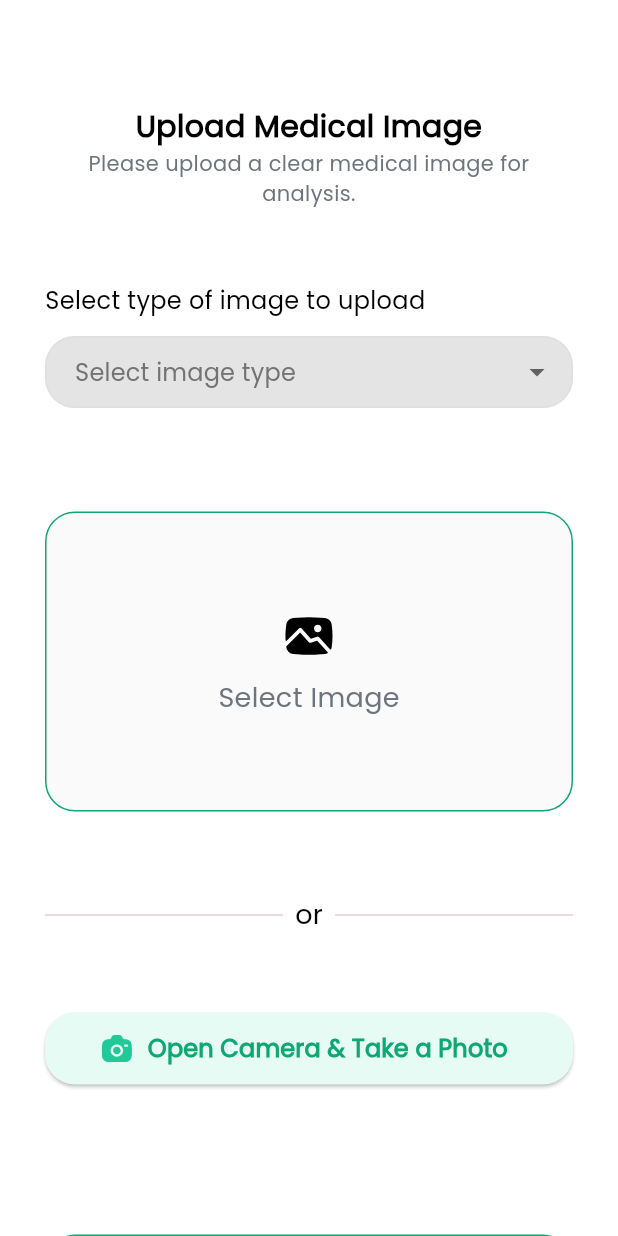
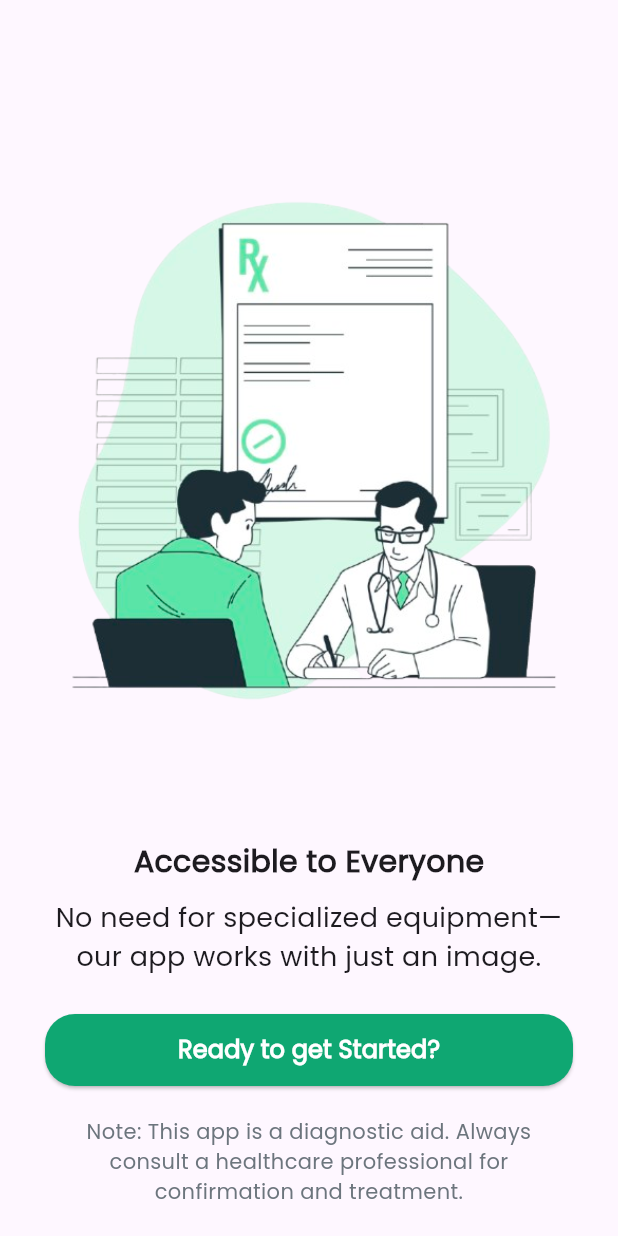
Before and after one commit to Tabithamutinda/cura-vision-mobile, a Flutter app: the screen it shows after launch, on a phone screen of 412 x 824 dp. Run offline on Flutter 3.47's test engine with Material 3 defaults, Android fonts, the light colour scheme and no system bars; our stand-ins replace dio, flutter_svg, get, image_picker; statements that could not run were skipped; project files that could hold a hidden picture were left out.

Commit message:
Update code

```diff
--- a/lib/helpers/constants.dart
+++ b/lib/helpers/constants.dart
@@ -7,7 +7,7 @@ class Constants {
   static const int appFillColor = 0XFFD9D9D9;
   static const int appDividerColor = 0XFFE9CDCD;
   static const int appbackgroundColor = 0XFFF5F3F3;
-  static const String ENDPOINT = "https://03cd-105-163-156-167.ngrok-free.app";
+  static const String ENDPOINT = "https://db92-105-163-157-134.ngrok-free.app";
   static const int appDarkGrey = 0XFF1E1E1E69;
   static const int appOrange = 0XFFF4A261;
 }
--- a/lib/pages/home_page.dart
+++ b/lib/pages/home_page.dart
@@ -40,8 +40,7 @@ class _HomepageState extends State<Homepage> {
   }
 
   analyzeTBImage() async {
-    WidgetHelper.loadingDialog(
-        title: 'Please wait', message: 'Analysing Xray');
+    WidgetHelper.loadingDialog(title: 'Please wait', message: 'Analysing Xray');
     await diagnosisController.predictTuberculosisXray().then((value) {
       Get.back();
       if (!value) {
@@ -156,8 +155,19 @@ class _HomepageState extends State<Homepage> {
                   diagnosisController.selected.value = '';
                 },
               ),
-              diagnosisController.imageType.value == 'Malaria' ?
-              Column(
+              Obx(()=>diagnosisController.imageType.value.isEmpty
+                  ? const Column(
+                      children: [
+                        SizedBox(
+                          height: 100,
+                        ),
+                        Center(
+                          child: Text('Select image type to proceed'),
+                        ),
+                      ],
+                    )
+                  : diagnosisController.imageType.value == 'Malaria'
+                      ? Column(
                           crossAxisAlignment: CrossAxisAlignment.center,
                           children: [
                             const SizedBox(
@@ -166,36 +176,46 @@ class _HomepageState extends State<Homepage> {
                             GestureDetector(
                               onTap: () => _pickImage(ImageSource.gallery),
                               child: Obx(
-                      ()=> Container(
+                                () => Container(
                                   height: 200,
                                   width: MediaQuery.of(context).size.width,
                                   decoration: BoxDecoration(
                                       border: Border.all(
-                                color: const Color(Constants.appPrimaryColor),
+                                          color: const Color(
+                                              Constants.appPrimaryColor),
                                           width: 1),
-                            borderRadius:
-                                BorderRadius.circular(20), // Rounded corners
-                            color: const Color(Constants.appbackgroundColor)
-                                .withOpacity(0.4) // Light grey background
+                                      borderRadius: BorderRadius.circular(
+                                          20), // Rounded corners
+                                      color: const Color(
+                                              Constants.appbackgroundColor)
+                                          .withOpacity(
+                                              0.4) // Light grey background
                                       ),
-                        child: diagnosisController.uploadedImage.value == null
+                                  child: diagnosisController
+                                              .uploadedImage.value ==
+                                          null
                                       ? Column(
-                                mainAxisAlignment: MainAxisAlignment.center,
+                                          mainAxisAlignment:
+                                              MainAxisAlignment.center,
                                           children: [
-                                  SvgPicture.asset("assets/images/upload.svg"),
+                                            SvgPicture.asset(
+                                                "assets/images/upload.svg"),
                                             const SizedBox(height: 8),
                                             const Text(
                                               'Select Image',
                                               style: TextStyle(
                                                   fontSize: 18,
-                                        color: Color(Constants.appTextGrey)),
+                                                  color: Color(
+                                                      Constants.appTextGrey)),
                                             ),
                                           ],
                                         )
                                       : ClipRRect(
-                                borderRadius: BorderRadius.circular(15),
+                                          borderRadius:
+                                              BorderRadius.circular(15),
                                           child: Image.file(
-                                  File(diagnosisController.uploadedImage.value!.path),
+                                            File(diagnosisController
+                                                .uploadedImage.value!.path),
                                             fit: BoxFit.cover,
                                             width: double.infinity,
                                             height: double.infinity,
@@ -249,14 +269,21 @@ class _HomepageState extends State<Homepage> {
                               height: 100,
                             ),
                             PrimaryButtonWidget(
-                      action:
-                      analyzeImage , buttonText: 'Review')
+                                action: analyzeImage, buttonText: 'Review')
                           ],
-              ) : Column(
+                        )
+                      : Column(
                           crossAxisAlignment: CrossAxisAlignment.center,
                           children: [
                             const SizedBox(
-                    height: 69,
+                              height: 30,
+                            ),
+                            const Text(
+                              '**Warning: This model is still under development and might give the wrong prediction**',
+                              style: TextStyle(color: Colors.red),
+                            ),
+                            const SizedBox(
+                              height: 30,
                             ),
                             GestureDetector(
                               onTap: () => _pickImage(ImageSource.gallery),
@@ -265,31 +292,40 @@ class _HomepageState extends State<Homepage> {
                                 width: MediaQuery.of(context).size.width,
                                 decoration: BoxDecoration(
                                     border: Border.all(
-                              color: const Color(Constants.appPrimaryColor),
+                                        color: const Color(
+                                            Constants.appPrimaryColor),
                                         width: 1),
-                          borderRadius:
-                              BorderRadius.circular(20), // Rounded corners
-                          color: const Color(Constants.appbackgroundColor)
-                              .withOpacity(0.4) // Light grey background
+                                    borderRadius: BorderRadius.circular(
+                                        20), // Rounded corners
+                                    color: const Color(
+                                            Constants.appbackgroundColor)
+                                        .withOpacity(
+                                            0.4) // Light grey background
                                     ),
-                      child: diagnosisController.uploadedImage.value == null
+                                child: diagnosisController
+                                            .uploadedImage.value ==
+                                        null
                                     ? Column(
-                              mainAxisAlignment: MainAxisAlignment.center,
+                                        mainAxisAlignment:
+                                            MainAxisAlignment.center,
                                         children: [
-                                SvgPicture.asset("assets/images/upload.svg"),
+                                          SvgPicture.asset(
+                                              "assets/images/upload.svg"),
                                           const SizedBox(height: 8),
                                           const Text(
                                             'Select Image',
                                             style: TextStyle(
                                                 fontSize: 18,
-                                      color: Color(Constants.appTextGrey)),
+                                                color: Color(
+                                                    Constants.appTextGrey)),
                                           ),
                                         ],
                                       )
                                     : ClipRRect(
                                         borderRadius: BorderRadius.circular(15),
                                         child: Image.file(
-                                File(diagnosisController.uploadedImage.value!.path),
+                                          File(diagnosisController
+                                              .uploadedImage.value!.path),
                                           fit: BoxFit.cover,
                                           width: double.infinity,
                                           height: double.infinity,
@@ -342,10 +378,10 @@ class _HomepageState extends State<Homepage> {
                               height: 100,
                             ),
                             PrimaryButtonWidget(
-                      action:  analyzeTBImage, buttonText: 'Review')
+                                action: analyzeTBImage, buttonText: 'Review')
                           ],
                         ),
-
+             ),
               ],
           ),
         ),
--- /dev/null
+++ b/lib/pages/intro_screen.dart
@@ -0,0 +1,74 @@
+import 'package:cura_vision/helpers/constants.dart';
+import 'package:cura_vision/pages/home_page.dart';
+import 'package:cura_vision/widgets/buttons/primary_button_widget.dart';
+import 'package:flutter/material.dart';
+import 'package:flutter_svg/flutter_svg.dart';
+import 'package:get/get.dart';
+
+class IntroScreen extends StatefulWidget {
+  const IntroScreen({super.key});
+
+  @override
+  State<IntroScreen> createState() => _IntroScreenState();
+}
+
+class _IntroScreenState extends State<IntroScreen> {
+  @override
+  Widget build(BuildContext context) {
+    return Scaffold(
+      resizeToAvoidBottomInset: true,
+      floatingActionButtonLocation: FloatingActionButtonLocation.centerDocked,
+      floatingActionButton: Padding(
+        padding: const EdgeInsets.symmetric(horizontal: 30, vertical: 20),
+        child: Column(
+          crossAxisAlignment: CrossAxisAlignment.end,
+          mainAxisSize: MainAxisSize.min,
+          children: [
+        PrimaryButtonWidget(action: (){
+                  Get.to(()=> const Homepage());
+                }, buttonText: 'Ready to get Started?'),
+                const SizedBox(height: 20,),
+                const Text("Note: This app is a diagnostic aid. Always consult a healthcare professional for confirmation and treatment.",
+              textAlign: TextAlign.center,
+              style: TextStyle(
+                fontSize: 14,
+                color: Color(Constants.appTextGrey)
+              ),
+              ),
+          ],
+
+        ),
+      ),
+      body: SingleChildScrollView(
+        child: Padding(
+          padding: const EdgeInsets.symmetric(
+            horizontal: 30,
+          ),
+          child: Column(
+            crossAxisAlignment: CrossAxisAlignment.center,
+            children: [
+              const SizedBox(
+                height: 100,
+              ),
+              Image.asset("assets/images/diagnose.png", height: 400,),
+              const SizedBox(height: 60,),
+              const Text("Accessible to Everyone",
+              style: TextStyle(
+                fontSize: 20,
+                fontWeight: FontWeight.w600,
+              ),
+              ),
+              const SizedBox(height: 10,),
+              const Text("No need for specialized equipment—our app works with just an image.",
+              textAlign: TextAlign.center,
+              style: TextStyle(
+                fontSize: 18,
+              ),
+              ),
+            ],
+          ),
+        ),
+      ),
+    );
+  }
+}
--- a/lib/splash_screen.dart
+++ b/lib/splash_screen.dart
@@ -1,5 +1,6 @@
 import 'package:cura_vision/helpers/constants.dart';
 import 'package:cura_vision/pages/home_page.dart';
+import 'package:cura_vision/pages/intro_screen.dart';
 import 'package:flutter/material.dart';
 import 'package:flutter_svg/flutter_svg.dart';
 import 'package:get/get_state_manager/src/simple/get_responsive.dart';
@@ -23,7 +24,7 @@ class _SplashScreenState extends State<SplashScreen> {
 
   init() async {
     await Future.delayed(const Duration(seconds: 3));
-    Get.to(() => const Homepage());
+    Get.to(() => const IntroScreen());
   }
 
   @override
```
Also changed, not shown: assets/images/diagnose.png (added). Lines whose indentation alone changed are shown as unchanged.
